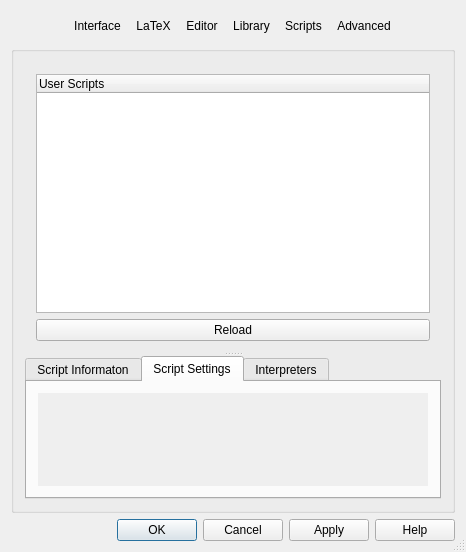
This is src/klfsettings.ui in CryFeiFei/klatexformula as Qt 5 draws it before an edit. The edited form follows.
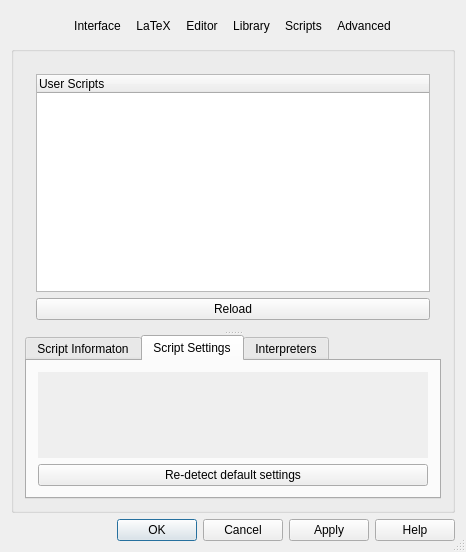
This is the edited form. The open tabs and pages were chosen to show the change. Icons and pictures are not drawn. Custom widgets are drawn as their Qt base class.

Commit message: fix: honor interpreter settings for user scripts; user script settings dialog: button to reset defaults; fixes in user scripts

Patch:
```diff
--- a/src/klfsettings.ui
+++ b/src/klfsettings.ui
@@ -915,6 +915,13 @@
               </widget>
              </widget>
             </item>
+            <item row="1" column="0">
+             <widget class="QPushButton" name="btnUserScriptSettingsQueryDefaults">
+              <property name="text">
+               <string>Re-detect default settings</string>
+              </property>
+             </widget>
+            </item>
            </layout>
           </widget>
           <widget class="QWidget" name="tab">
```
Left out of the diff: 10 changed lines with no effect on the pictures. The commit also changes 14 other files.
